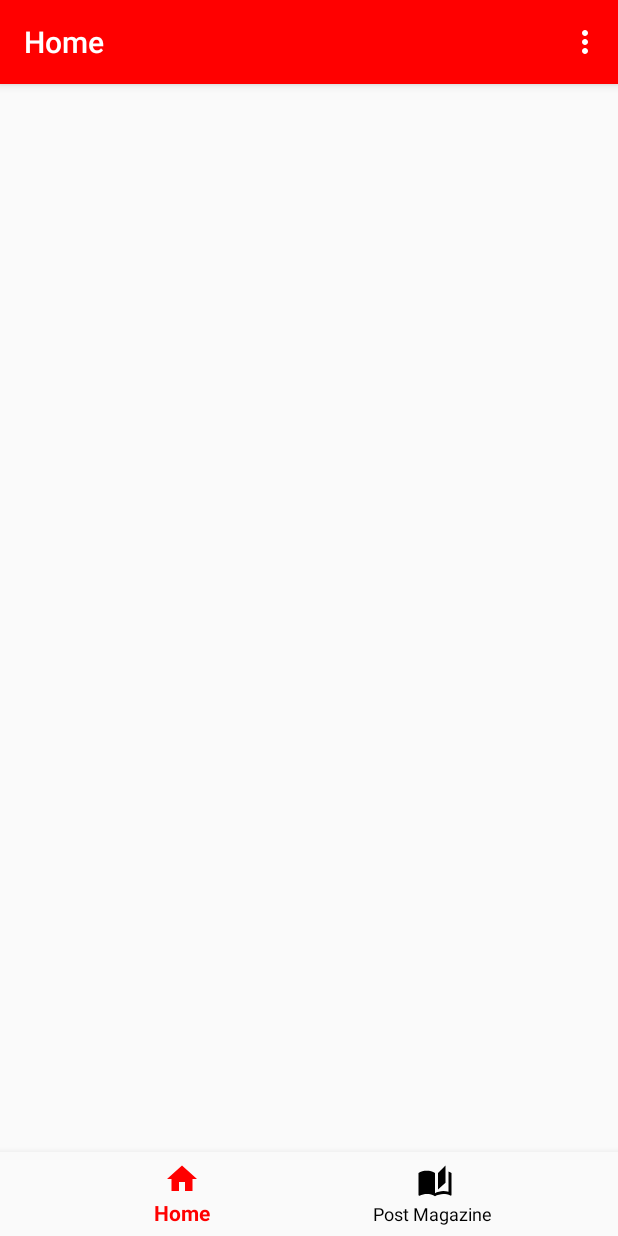
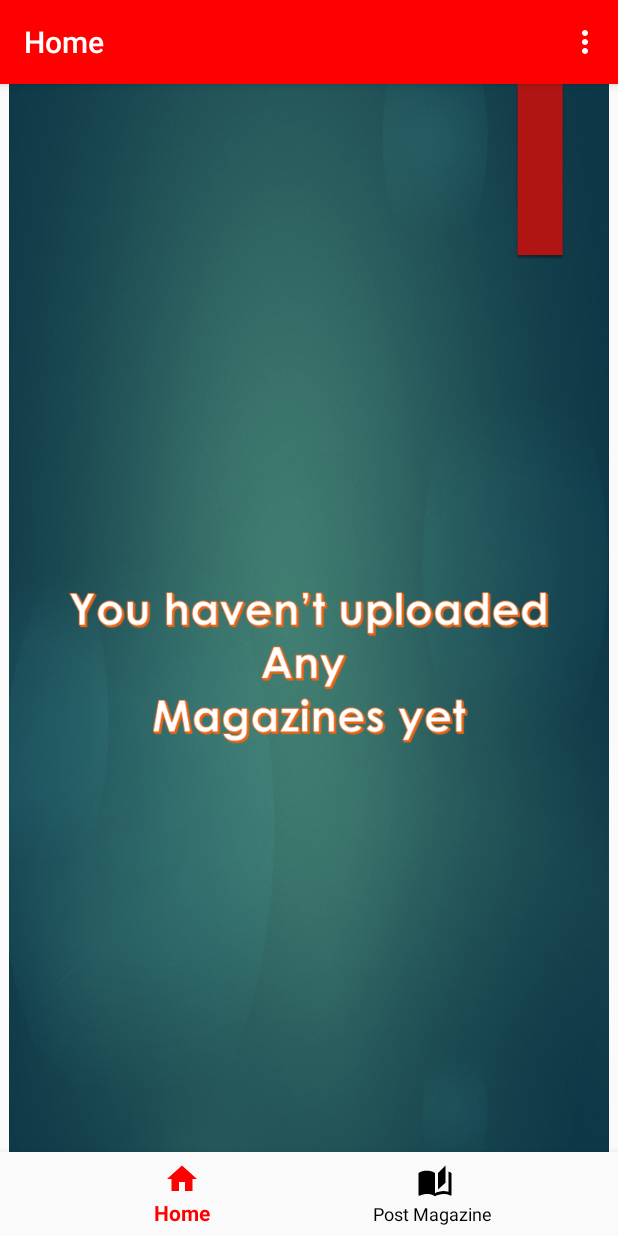
Before and after one commit to LazarousDeredza/Magazine, an Android app: the PublisherHomeFragment screen opened directly, with no data from a screen before it, on a phone screen of 412 x 824 dp. Run offline under Robolectric (Android 15) with nearby library versions, the phone set to English and light mode, and no system bars; our stand-ins replace Firebase (no records; nobody signed in at launch, a user with empty details on screens opened directly).

Commit message:
Post Magazine resolved

```diff
--- a/app/src/main/java/my/readme/app/publisherMagPanel/PublisherHomeAdapter.java
+++ b/app/src/main/java/my/readme/app/publisherMagPanel/PublisherHomeAdapter.java
@@ -19,9 +19,9 @@ import my.readme.app.customerMagPanel.UpdateMagazineModel;
 public class PublisherHomeAdapter extends RecyclerView.Adapter<PublisherHomeAdapter.ViewHolder> {
 
     private Context mcont;
-    private List<UpdateMagazineModel> updateMagazineModelList;
+    private List<MagazineDetails> updateMagazineModelList;
 
-    public PublisherHomeAdapter(Context context , List<UpdateMagazineModel>updateMagazineModelList){
+    public PublisherHomeAdapter(Context context , List<MagazineDetails>updateMagazineModelList){
         this.updateMagazineModelList = updateMagazineModelList;
         this.mcont = context;
     }
@@ -36,7 +36,7 @@ public class PublisherHomeAdapter extends RecyclerView.Adapter<PublisherHomeAdap
     @Override
     public void onBindViewHolder(@NonNull PublisherHomeAdapter.ViewHolder holder, int position) {
 
-        final UpdateMagazineModel updateMagazineModel = updateMagazineModelList.get(position);
+        final MagazineDetails updateMagazineModel = updateMagazineModelList.get(position);
         holder.magazines.setText(updateMagazineModel.getTitle());
         holder.itemView.setOnClickListener(new View.OnClickListener() {
             @Override
--- a/app/src/main/java/my/readme/app/publisherMagPanel/PublisherHomeFragment.java
+++ b/app/src/main/java/my/readme/app/publisherMagPanel/PublisherHomeFragment.java
@@ -3,12 +3,14 @@ package my.readme.app.publisherMagPanel;
 import android.content.Intent;
 import android.content.res.Resources;
 import android.os.Bundle;
+import android.util.Log;
 import android.view.LayoutInflater;
 import android.view.Menu;
 import android.view.MenuInflater;
 import android.view.MenuItem;
 import android.view.View;
 import android.view.ViewGroup;
+import android.widget.ImageView;
 import android.widget.Toast;
 
 import androidx.annotation.NonNull;
@@ -34,9 +36,11 @@ import my.readme.app.customerMagPanel.UpdateMagazineModel;
 public class PublisherHomeFragment extends Fragment {
 
     RecyclerView recyclerView;
-    private List<UpdateMagazineModel> updateMagazineModelList;
+    private List<MagazineDetails> updateMagazineModelList;
+   // MagazineDetails info = new MagazineDetails(title, quantity, price, descrption, sImage, PublisherId);
     private PublisherHomeAdapter adapter;
     DatabaseReference dataa;
+    ImageView noMagazine,loading;
     private String Town,City,Area;
 
     @Nullable
@@ -47,12 +51,18 @@ public class PublisherHomeFragment extends Fragment {
 
         v.setBackground(null);
 
-
         getActivity().setTitle("Home");
 
         setHasOptionsMenu(true);
 
-        Toast.makeText(getContext(),"Loading your magazines",Toast.LENGTH_SHORT).show();
+
+
+        noMagazine=v.findViewById(R.id.no_magazine);
+        loading=v.findViewById(R.id.loading_magazines);
+
+
+        noMagazine.setVisibility(View.GONE);
+        loading.setVisibility(View.VISIBLE);
 
         recyclerView = v.findViewById(R.id.Recycle_catalog);
         recyclerView.setHasFixedSize(true);
@@ -85,13 +95,7 @@ public class PublisherHomeFragment extends Fragment {
         });
 
 
-       /* if(updateMagazineModelList.size()==0){
 
-            v.setBackground(getResources().getDrawable(R.drawable.nomagazinehome));
-        }else {
-
-            v.setBackground(null);
-        }*/
 
         return v;
     }
@@ -110,8 +114,21 @@ public class PublisherHomeFragment extends Fragment {
 
                 if (snapshot.child(useridd).exists()) {
                     for (DataSnapshot snapshot1 : snapshot.child(useridd).getChildren()) {
-                        UpdateMagazineModel updateMagazineModel = snapshot1.getValue(UpdateMagazineModel.class);
-                        updateMagazineModelList.add(updateMagazineModel);
+
+                       Log.e("Magazine Id", snapshot1.getKey());
+
+                           MagazineDetails updateMagazineModel = snapshot1.getValue(MagazineDetails.class);
+
+                            Log.e("Magazine Title", snapshot1.child("title").getValue().toString());
+                            Log.e("Magazine Quantity", snapshot1.child("quantity").getValue().toString());
+                            Log.e("Magazine Price", snapshot1.child("price").getValue().toString());
+                            Log.e("Magazine Description", snapshot1.child("description").getValue().toString());
+                          //  Log.e("Magazine Image", snapshot1.child("imageURL").getValue().toString());
+                            Log.e("Magazine PublisherId", snapshot1.child("publisherid").getValue().toString());
+
+
+                           updateMagazineModelList.add(updateMagazineModel);
+
                     }
                 }
                 adapter = new PublisherHomeAdapter(getContext(),updateMagazineModelList);
@@ -119,11 +136,21 @@ public class PublisherHomeFragment extends Fragment {
 
 
 
+                if (updateMagazineModelList.isEmpty()){
+                    noMagazine.setVisibility(View.VISIBLE);
+                    loading.setVisibility(View.GONE);
+                }
+                else{
+                    noMagazine.setVisibility(View.GONE);
+                    loading.setVisibility(View.GONE);
+                }
 
             }
 
             @Override
             public void onCancelled(@NonNull DatabaseError error) {
+                Toast.makeText(getContext(), "Error"+error.getMessage(), Toast.LENGTH_SHORT).show();
+                Log.e("Error",error.getMessage());
 
             }
         });
--- a/app/src/main/java/my/readme/app/publisherMagPanel/UpdateDelete_Magazine.java
+++ b/app/src/main/java/my/readme/app/publisherMagPanel/UpdateDelete_Magazine.java
@@ -177,10 +177,10 @@ public class UpdateDelete_Magazine extends AppCompatActivity {
                 databaseReference.addListenerForSingleValueEvent(new ValueEventListener() {
                     @Override
                     public void onDataChange(@NonNull DataSnapshot snapshot) {
-                        UpdateMagazineModel updateMagazineModel = snapshot.getValue(UpdateMagazineModel.class);
+                        MagazineDetails updateMagazineModel = snapshot.getValue(MagazineDetails.class);
                         desc.getEditText().setText(updateMagazineModel.getDescription());
                         qty.getEditText().setText(updateMagazineModel.getQuantity());
-                        Title.setText(updateMagazineModel.getTitle());
+                        tit.getEditText().setText(updateMagazineModel.getTitle());
 
                         pri.getEditText().setText(updateMagazineModel.getPrice());
 
--- a/app/src/main/res/layout/activity_publisher_post_magazine.xml
+++ b/app/src/main/res/layout/activity_publisher_post_magazine.xml
@@ -15,11 +15,15 @@
         android:layout_height="140dp"
         android:background="@drawable/camerashapebtn"
         android:src="@drawable/ic_camera_24"
+
+        android:scaleType="centerInside"
+        android:adjustViewBounds="true"
         app:layout_constraintBottom_toBottomOf="@+id/linear_layout"
         app:layout_constraintEnd_toEndOf="parent"
         app:layout_constraintStart_toStartOf="parent"
         app:layout_constraintTop_toTopOf="parent"
         app:layout_constraintVertical_bias="0.363"
+
         app:layout_constraintHorizontal_bias="0.493"/>
 
     <LinearLayout
--- a/app/src/main/res/layout/activity_update_delete_magazine.xml
+++ b/app/src/main/res/layout/activity_update_delete_magazine.xml
@@ -11,6 +11,8 @@
         android:layout_width="180dp"
         android:layout_height="180dp"
         android:id="@+id/image_upload"
+        android:scaleType="centerInside"
+        android:adjustViewBounds="true"
         android:layout_marginTop="40dp"
         android:background="@drawable/camerashapebtn"
         app:layout_constraintEnd_toEndOf="parent"
--- a/app/src/main/res/layout/fragment_publisher_home.xml
+++ b/app/src/main/res/layout/fragment_publisher_home.xml
@@ -8,9 +8,30 @@
     tools:menu="@menu/logout">
 
     <androidx.recyclerview.widget.RecyclerView
+
         android:layout_width="match_parent"
         android:layout_height="match_parent"
         android:id="@+id/Recycle_catalog"
         android:orientation="vertical"/>
 
+    <ImageView
+        android:layout_width="match_parent"
+        android:id="@+id/no_magazine"
+        android:layout_height="match_parent"
+        android:src="@drawable/nomagazinehome"
+        android:visibility="gone">
+
+
+    </ImageView>
+
+    <ImageView
+        android:id="@+id/loading_magazines"
+        android:layout_width="match_parent"
+        android:layout_height="match_parent"
+        android:src="@drawable/loadingmagazines"
+        android:visibility="gone">
+
+
+    </ImageView>
+
 </RelativeLayout>
```
Also changed, not shown: app/src/main/java/my/readme/app/publisherMagPanel/MagazineDetails.java (+59 -8 lines), app/src/main/res/drawable/loadingmagazines.png (added).
